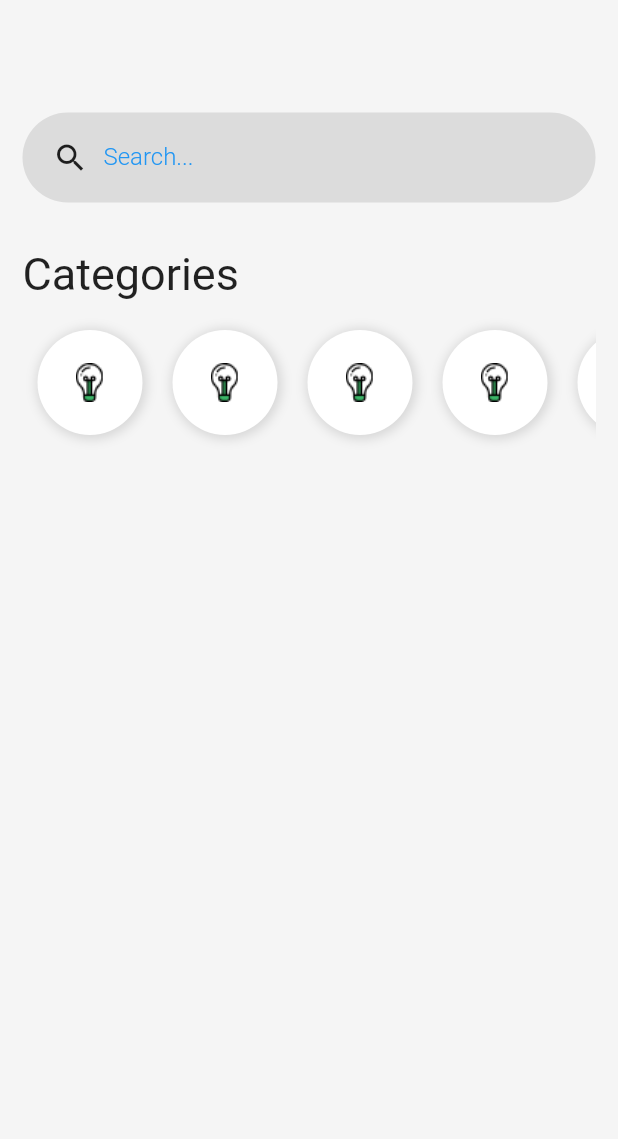
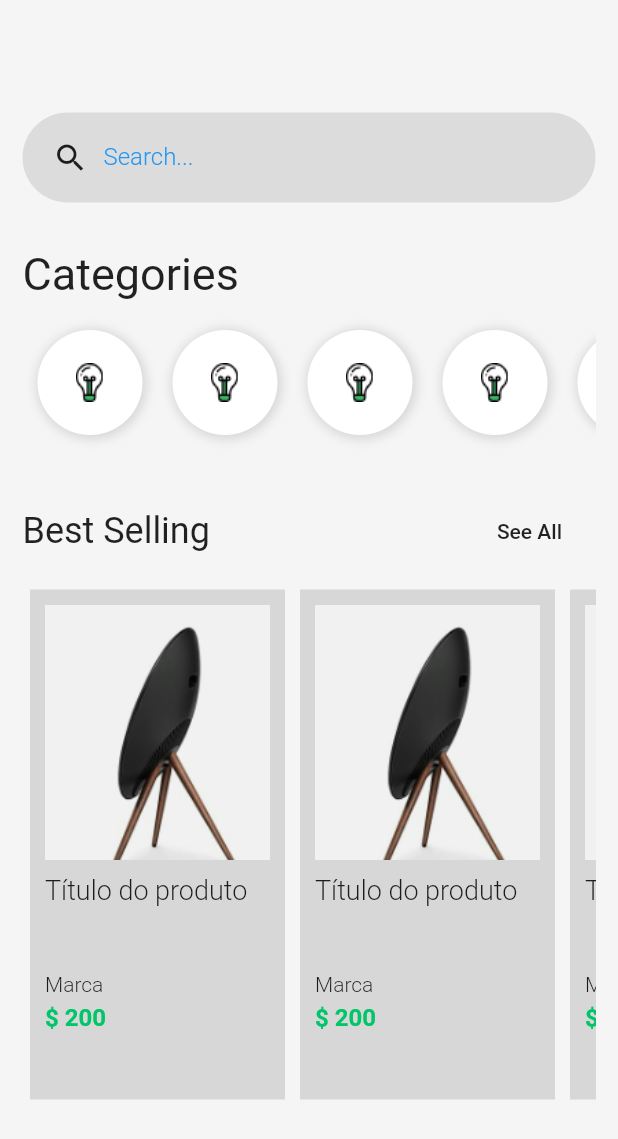
Before and after one commit to cesarbassani/Flutter_layouts, a Flutter app: the screen it shows after launch, after a tap on "Sign In", on a phone screen of 412 x 824 dp. Shown: the top 1139 px of the screen. Run offline on Flutter 3.47's test engine with Material 2 defaults, Android fonts, the phone set to English and light mode, and no system bars.

Commit message:
Listagem de produtos com ProductList

```diff
--- a/lib/pages/home.page.dart
+++ b/lib/pages/home.page.dart
@@ -29,6 +29,29 @@ class HomePage extends StatelessWidget {
             Container(
               height: 90,
               child: categoryList(),
+            ),
+            SizedBox(
+              height: 30,
+            ),
+            Row(
+              mainAxisAlignment: MainAxisAlignment.spaceBetween,
+              children: <Widget>[
+                Text(
+                  "Best Selling",
+                  style: Theme.of(context).textTheme.headline,
+                ),
+                FlatButton(
+                  child: Text("See All"),
+                  onPressed: () {},
+                ),
+              ],
+            ),
+            SizedBox(
+              height: 10,
+            ),
+            Container(
+              height: 350,
+              child: productList(),
             )
           ],
         ),
@@ -115,3 +138,72 @@ Widget categoryItem() {
     child: Image.asset("assets/Icon_Devices.png"),
   );
 }
+
+Widget productList() {
+  return Container(
+    child: ListView(
+      scrollDirection: Axis.horizontal,
+      children: <Widget>[
+        productItem(),
+        productItem(),
+        productItem(),
+        productItem(),
+        productItem(),
+      ],
+    ),
+  );
+  ;
+}
+
+Widget productItem() {
+  return Container(
+      padding: EdgeInsets.all(10),
+      margin: EdgeInsets.all(5),
+      width: 170,
+      color: Colors.black12,
+      child: Column(
+        crossAxisAlignment: CrossAxisAlignment.start,
+        children: <Widget>[
+          Image.asset(
+            "assets/product-1.png",
+            width: 170,
+            height: 170,
+            fit: BoxFit.cover,
+          ),
+          SizedBox(
+            height: 10,
+          ),
+          Container(
+            height: 60,
+            child: Text(
+              "Título do produto",
+              style: TextStyle(
+                fontSize: 18,
+                fontWeight: FontWeight.w300,
+              ),
+            ),
+          ),
+          SizedBox(
+            height: 5,
+          ),
+          Text(
+            "Marca",
+            style: TextStyle(
+              fontSize: 14,
+              fontWeight: FontWeight.w300,
+            ),
+          ),
+          SizedBox(
+            height: 5,
+          ),
+          Text(
+            "\$ 200",
+            style: TextStyle(
+              fontSize: 16,
+              fontWeight: FontWeight.bold,
+              color: Color(0xFF00C569),
+            ),
+          ),
+        ],
+      ));
+}
```
